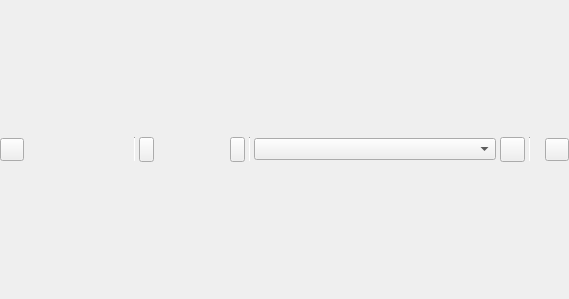
Qt form library/talipot-gui/designer/WorkspacePanel.ui (anlambert/tulip) before a commit.
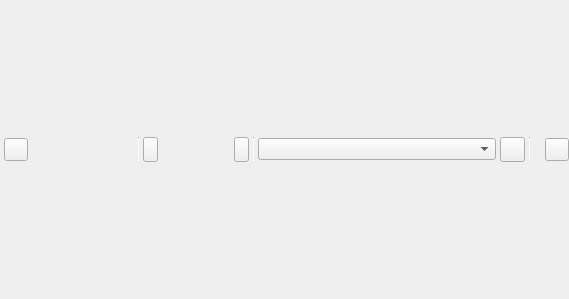
The same form after that commit. Icons and pictures are not drawn. Custom widgets are drawn as their Qt base class.

Commit message: talipot-gui/WorkspacePanel: Polish button after commit ae1e2e7

Diff of the .ui file:
```diff
--- a/library/talipot-gui/designer/WorkspacePanel.ui
+++ b/library/talipot-gui/designer/WorkspacePanel.ui
@@ -66,7 +66,7 @@
        <number>4</number>
       </property>
       <property name="leftMargin">
-       <number>0</number>
+       <number>4</number>
       </property>
       <property name="topMargin">
        <number>0</number>
```
The commit also changes 1 other file.
